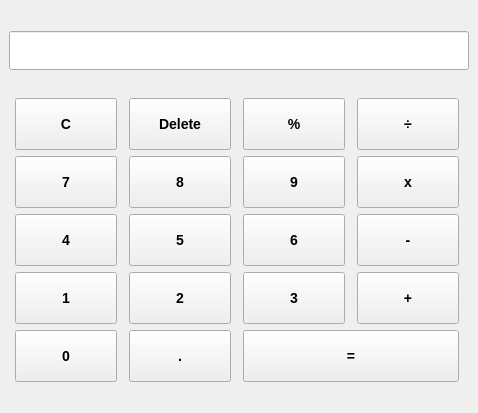
Old version of the form ui/calculadora.ui in the repository TenQy/Calculadora-Basica.
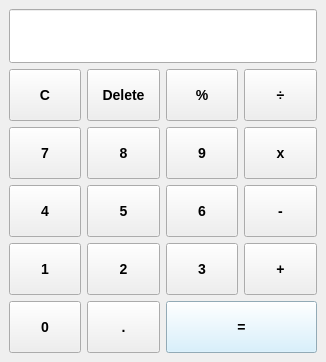
New version of the form.

Diff of the .ui file:
```diff
--- a/ui/calculadora.ui
+++ b/ui/calculadora.ui
@@ -6,19 +6,18 @@
    <rect>
     <x>0</x>
     <y>0</y>
-    <width>478</width>
-    <height>413</height>
+    <width>326</width>
+    <height>362</height>
    </rect>
   </property>
   <property name="windowTitle">
    <string>MainWindow</string>
   </property>
-  <widget class="QWidget" name="centralwidget">
-   <property name="styleSheet">
-    <string notr="true">QPushButton {
+  <property name="styleSheet">
+   <string notr="true">QPushButton {
     min-height: 50px;
     max-height: 50px;
-	min-width: 40px;
+	min-width: 70px;
 	max-width: 100px;
     font-size: 14px;
     font-weight: bold;
@@ -26,7 +25,17 @@
 
 QPushButton#btn_equal {
 	max-width: 220px;
+	background-color: #cdeeff;
+	color: black;
+}
+
+QLineEdit {
+	min-height: 50px;
 }</string>
+  </property>
+  <widget class="QWidget" name="centralwidget">
+   <property name="styleSheet">
+    <string notr="true"/>
    </property>
    <layout class="QVBoxLayout" name="verticalLayout">
     <item>
@@ -46,7 +55,13 @@
     </item>
     <item>
      <layout class="QGridLayout" name="gridLayout">
-      <property name="verticalSpacing">
+      <property name="sizeConstraint">
+       <enum>QLayout::SizeConstraint::SetDefaultConstraint</enum>
+      </property>
+      <property name="leftMargin">
+       <number>0</number>
+      </property>
+      <property name="spacing">
        <number>6</number>
       </property>
       <item row="1" column="3">
```
